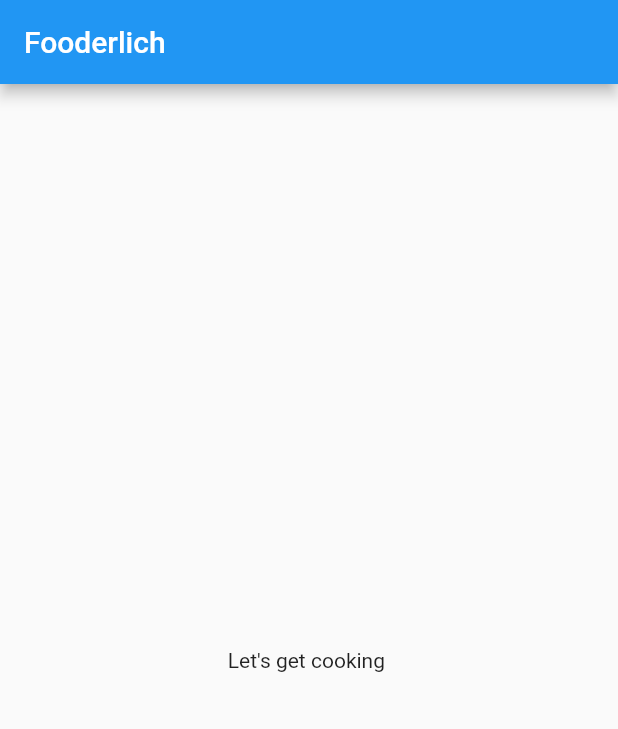
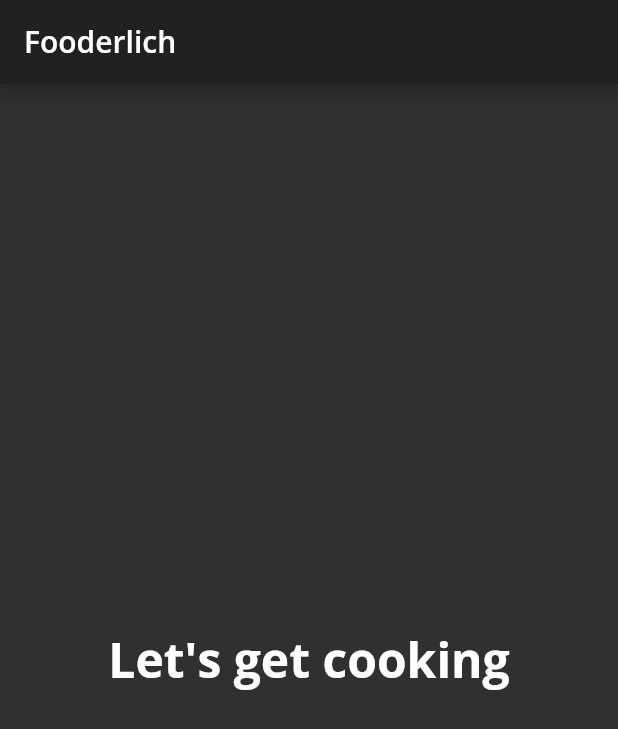
Before and after one commit to rooptestdev/fooderlich, a Flutter app: the screen it shows after launch, on a phone screen of 412 x 824 dp. Shown: the top 729 px of the screen. Run offline on Flutter 3.47's test engine with Material 2 defaults, Android fonts, the phone set to English and light mode, and no system bars; our stand-ins replace google_fonts.

Commit message:
Theme added

```diff
--- /dev/null
+++ b/lib/fooderlich_theme.dart
@@ -0,0 +1,107 @@
+import 'package:flutter/material.dart';
+import 'package:google_fonts/google_fonts.dart';
+
+class FooderlichTheme {
+  // 1
+  static TextTheme lightTextTheme = TextTheme(
+    bodyText1: GoogleFonts.openSans(
+      fontSize: 14.0,
+      fontWeight: FontWeight.w700,
+      color: Colors.black,
+    ),
+    headline1: GoogleFonts.openSans(
+      fontSize: 32.0,
+      fontWeight: FontWeight.bold,
+      color: Colors.black,
+    ),
+    headline2: GoogleFonts.openSans(
+      fontSize: 21.0,
+      fontWeight: FontWeight.w700,
+      color: Colors.black,
+    ),
+    headline3: GoogleFonts.openSans(
+      fontSize: 16.0,
+      fontWeight: FontWeight.w600,
+      color: Colors.black,
+    ),
+    headline6: GoogleFonts.openSans(
+      fontSize: 20.0,
+      fontWeight: FontWeight.w600,
+      color: Colors.black,
+    ),
+  );
+
+  // 2
+  static TextTheme darkTextTheme = TextTheme(
+    bodyText1: GoogleFonts.openSans(
+      fontSize: 14.0,
+      fontWeight: FontWeight.w700,
+      color: Colors.white,
+    ),
+    headline1: GoogleFonts.openSans(
+      fontSize: 32.0,
+      fontWeight: FontWeight.bold,
+      color: Colors.white,
+    ),
+    headline2: GoogleFonts.openSans(
+      fontSize: 21.0,
+      fontWeight: FontWeight.w700,
+      color: Colors.white,
+    ),
+    headline3: GoogleFonts.openSans(
+      fontSize: 16.0,
+      fontWeight: FontWeight.w600,
+      color: Colors.white,
+    ),
+    headline6: GoogleFonts.openSans(
+      fontSize: 20.0,
+      fontWeight: FontWeight.w600,
+      color: Colors.white,
+    ),
+  );
+
+  // 3
+  static ThemeData light() {
+    return ThemeData(
+      brightness: Brightness.light,
+      checkboxTheme: CheckboxThemeData(
+        fillColor: MaterialStateColor.resolveWith(
+          (states) {
+            return Colors.black;
+          },
+        ),
+      ),
+      appBarTheme: const AppBarTheme(
+        foregroundColor: Colors.black,
+        backgroundColor: Colors.white,
+      ),
+      floatingActionButtonTheme: const FloatingActionButtonThemeData(
+        foregroundColor: Colors.white,
+        backgroundColor: Colors.black,
+      ),
+      bottomNavigationBarTheme: const BottomNavigationBarThemeData(
+        selectedItemColor: Colors.green,
+      ),
+      textTheme: lightTextTheme,
+    );
+  }
+
+  // 4
+  static ThemeData dark() {
+    return ThemeData(
+      brightness: Brightness.dark,
+      appBarTheme: AppBarTheme(
+        foregroundColor: Colors.white,
+        backgroundColor: Colors.grey[900],
+      ),
+      floatingActionButtonTheme: const FloatingActionButtonThemeData(
+        foregroundColor: Colors.white,
+        backgroundColor: Colors.green,
+      ),
+      bottomNavigationBarTheme: const BottomNavigationBarThemeData(
+        selectedItemColor: Colors.green,
+      ),
+      textTheme: darkTextTheme,
+    );
+  }
+}
--- a/lib/main.dart
+++ b/lib/main.dart
@@ -1,4 +1,5 @@
 import 'package:flutter/material.dart';
+import 'fooderlich_theme.dart';
 
 void main() {
   runApp(const Fooderlich());
@@ -9,17 +10,22 @@ class Fooderlich extends StatelessWidget {
 
   @override
   Widget build(BuildContext context) {
-    // TODO: Create theme
+    final theme = FooderlichTheme.dark();
     // TODO: Apply home widget
 
     return MaterialApp(
-      // TODO: Add theme
+      theme: theme,
       title: 'Fooderlich',
       home: Scaffold(
-        // TODO: Style the title
-        appBar: AppBar(title: const Text('Fooderlich')),
-        // TODO: Style the body text
-        body: const Center(child: Text('Let\'s get cooking ')),
+        appBar: AppBar(
+          title: Text(
+            'Fooderlich',
+            style: theme.textTheme.headline6,
+          ),
+        ),
+        body: Center(
+          child: Text('Let\'s get cooking', style: theme.textTheme.headline1),
+        ),
       ),
     );
   }
--- a/pubspec.yaml
+++ b/pubspec.yaml
@@ -34,6 +34,7 @@ dependencies:
   # The following adds the Cupertino Icons font to your application.
   # Use with the CupertinoIcons class for iOS style icons.
   cupertino_icons: ^1.0.2
+  google_fonts: ^2.1.0
 
 dev_dependencies:
   flutter_test:
```
Also changed, not shown: pubspec.lock.
